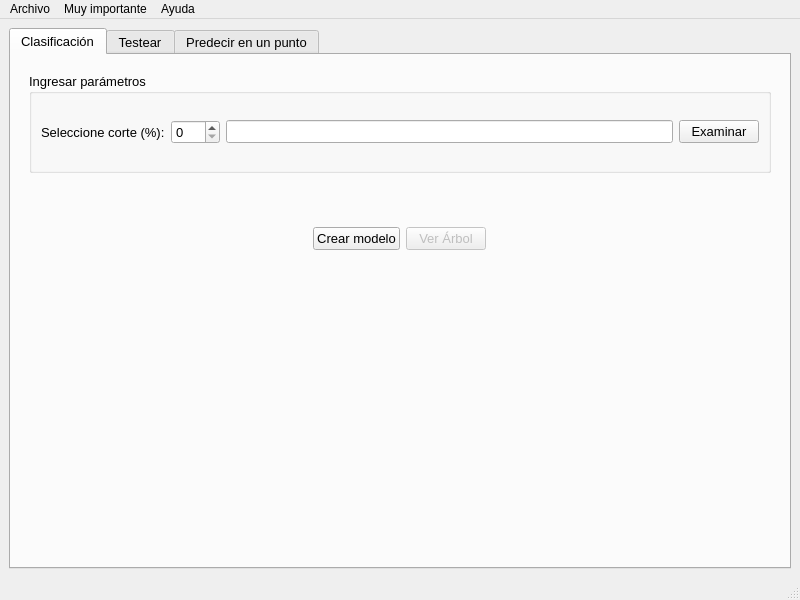
Before: the Qt Designer form window.ui in gabrielhruza/iatpi, drawn with Qt 5.
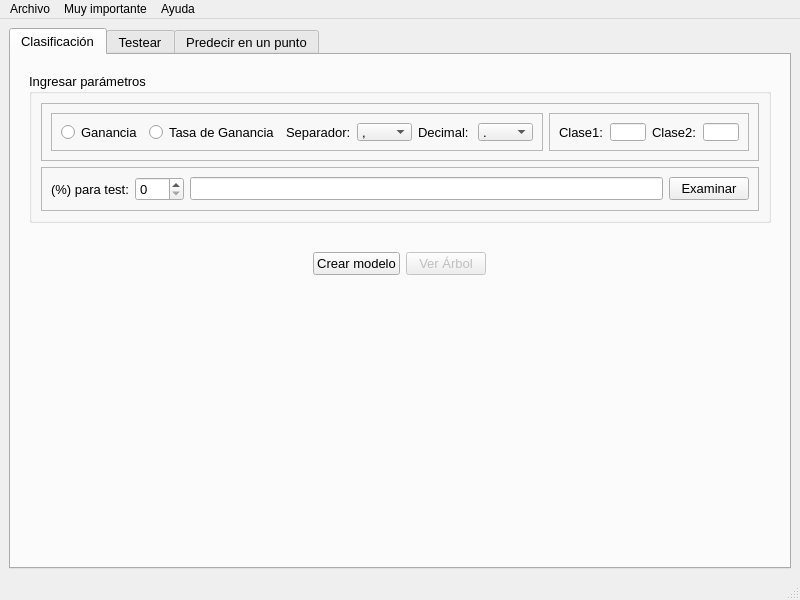
After: the same form once the commit is applied. The open tabs and pages were chosen to show the change. Custom widgets are drawn as their Qt base class.

Diff of the .ui file:
```diff
--- a/window.ui
+++ b/window.ui
@@ -44,17 +44,173 @@
              <property name="maximumSize">
               <size>
                <width>16777215</width>
-               <height>100</height>
+               <height>150</height>
               </size>
              </property>
              <property name="title">
               <string>Ingresar parámetros</string>
              </property>
+             <layout class="QVBoxLayout" name="verticalLayout_7">
+              <item>
+               <widget class="QFrame" name="frame_3">
+                <property name="frameShape">
+                 <enum>QFrame::StyledPanel</enum>
+                </property>
+                <property name="frameShadow">
+                 <enum>QFrame::Raised</enum>
+                </property>
+                <layout class="QHBoxLayout" name="horizontalLayout_12">
+                 <item>
+                  <widget class="QFrame" name="frame_2">
+                   <property name="maximumSize">
+                    <size>
+                     <width>500</width>
+                     <height>16777215</height>
+                    </size>
+                   </property>
+                   <property name="frameShape">
+                    <enum>QFrame::StyledPanel</enum>
+                   </property>
+                   <property name="frameShadow">
+                    <enum>QFrame::Raised</enum>
+                   </property>
+                   <layout class="QHBoxLayout" name="horizontalLayout_2">
+                    <item>
+                     <widget class="QRadioButton" name="ganancia">
+                      <property name="text">
+                       <string>Ganancia</string>
+                      </property>
+                     </widget>
+                    </item>
+                    <item>
+                     <widget class="QRadioButton" name="t_ganancia">
+                      <property name="text">
+                       <string>Tasa de Ganancia</string>
+                      </property>
+                     </widget>
+                    </item>
+                    <item>
+                     <widget class="QLabel" name="label_2">
+                      <property name="text">
+                       <string>Separador:</string>
+                      </property>
+                     </widget>
+                    </item>
+                    <item>
+                     <widget class="QComboBox" name="separador">
+                      <item>
+                       <property name="text">
+                        <string>,</string>
+                       </property>
+                      </item>
+                      <item>
+                       <property name="text">
+                        <string>;</string>
+                       </property>
+                      </item>
+                     </widget>
+                    </item>
+                    <item>
+                     <widget class="QLabel" name="label_3">
+                      <property name="text">
+                       <string>Decimal:</string>
+                      </property>
+                     </widget>
+                    </item>
+                    <item>
+                     <widget class="QComboBox" name="decimal">
+                      <item>
+                       <property name="text">
+                        <string>.</string>
+                       </property>
+                      </item>
+                      <item>
+                       <property name="text">
+                        <string>,</string>
+                       </property>
+                      </item>
+                     </widget>
+                    </item>
+                   </layout>
+                  </widget>
+                 </item>
+                 <item>
+                  <widget class="QFrame" name="frame_5">
+                   <property name="maximumSize">
+                    <size>
+                     <width>200</width>
+                     <height>16777215</height>
+                    </size>
+                   </property>
+                   <property name="frameShape">
+                    <enum>QFrame::StyledPanel</enum>
+                   </property>
+                   <property name="frameShadow">
+                    <enum>QFrame::Raised</enum>
+                   </property>
              <layout class="QHBoxLayout" name="horizontalLayout_11">
               <item>
+                     <widget class="QLabel" name="label_10">
+                      <property name="text">
+                       <string>Clase1:</string>
+                      </property>
+                     </widget>
+                    </item>
+                    <item>
+                     <widget class="QLineEdit" name="clase1">
+                      <property name="maximumSize">
+                       <size>
+                        <width>50</width>
+                        <height>50</height>
+                       </size>
+                      </property>
+                      <property name="text">
+                       <string/>
+                      </property>
+                     </widget>
+                    </item>
+                    <item>
+                     <widget class="QLabel" name="label_11">
+                      <property name="text">
+                       <string>Clase2:</string>
+                      </property>
+                     </widget>
+                    </item>
+                    <item>
+                     <widget class="QLineEdit" name="clase2">
+                      <property name="maximumSize">
+                       <size>
+                        <width>50</width>
+                        <height>50</height>
+                       </size>
+                      </property>
+                     </widget>
+                    </item>
+                   </layout>
+                  </widget>
+                 </item>
+                </layout>
+               </widget>
+              </item>
+              <item>
+               <widget class="QFrame" name="frame_4">
+                <property name="frameShape">
+                 <enum>QFrame::StyledPanel</enum>
+                </property>
+                <property name="frameShadow">
+                 <enum>QFrame::Raised</enum>
+                </property>
+                <layout class="QHBoxLayout" name="horizontalLayout_13">
+                 <item>
                <widget class="QLabel" name="label">
+                   <property name="maximumSize">
+                    <size>
+                     <width>200</width>
+                     <height>16777215</height>
+                    </size>
+                   </property>
                 <property name="text">
-                 <string>Seleccione corte (%):</string>
+                    <string>(%) para test:</string>
                 </property>
                </widget>
               </item>
@@ -97,6 +253,9 @@
              </layout>
             </widget>
            </item>
+             </layout>
+            </widget>
+           </item>
            <item alignment="Qt::AlignHCenter">
             <widget class="QWidget" name="widget_7" native="true">
              <property name="maximumSize">
```
Left out of the diff: 8 changed lines with no effect on the pictures. Lines whose indentation alone changed are shown as unchanged.
